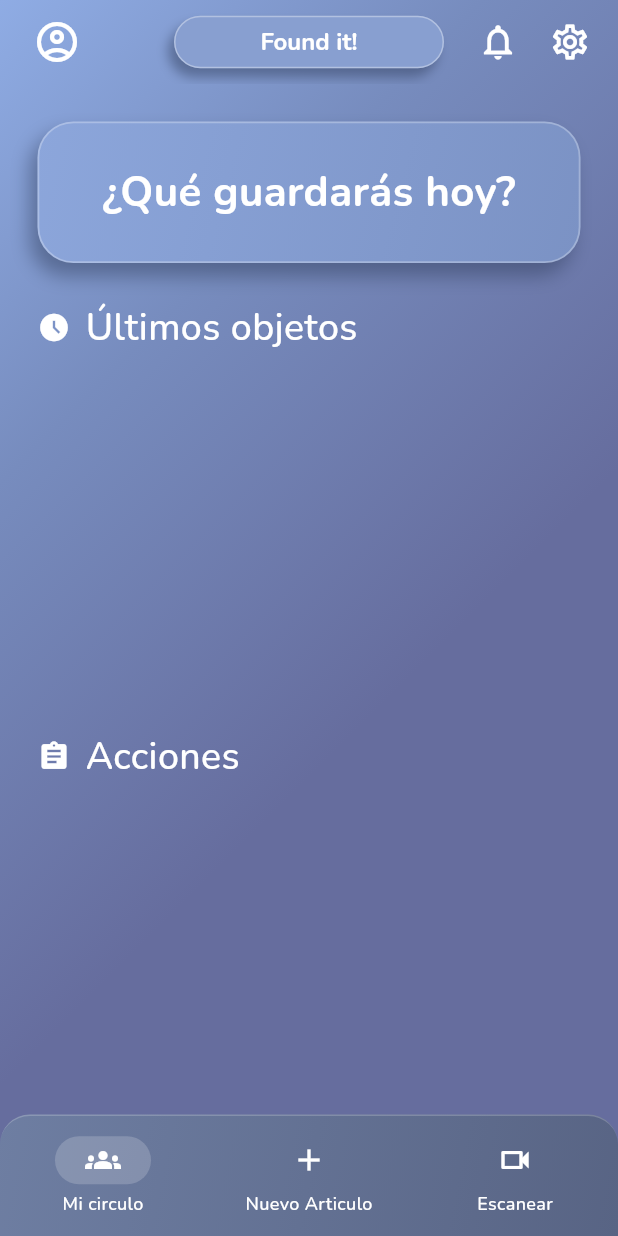
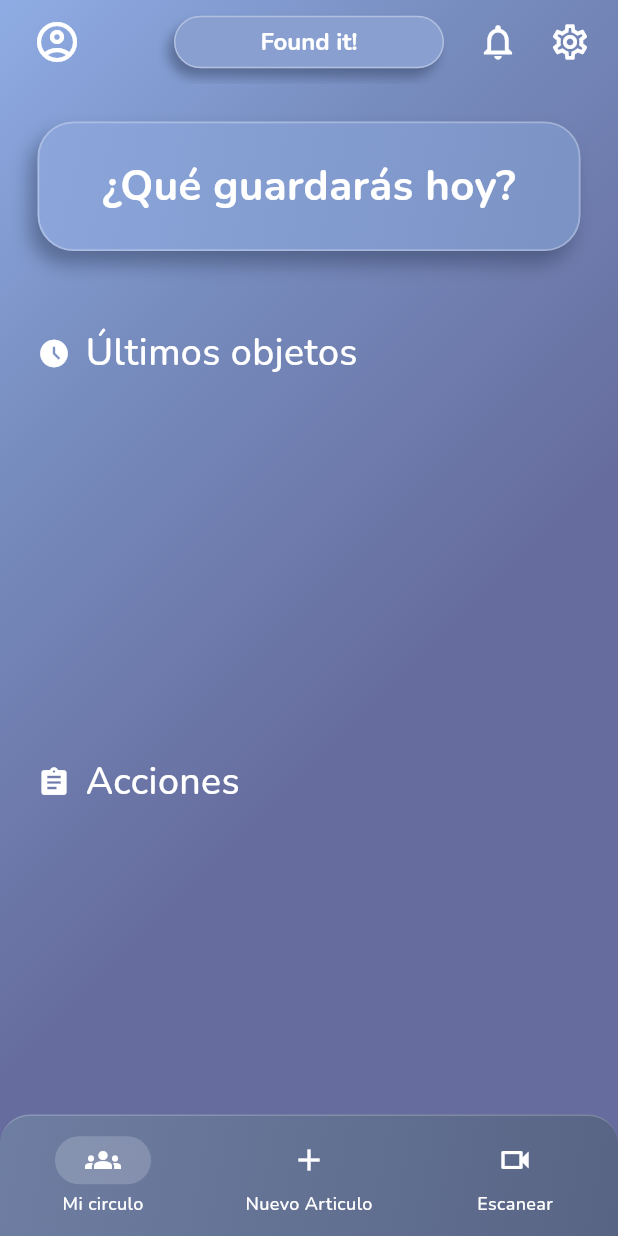
Before and after one commit to LuisSoria15/proyecto_final_flutter, a Flutter app: the screen it shows after launch, on a phone screen of 412 x 824 dp. Run offline on Flutter 3.47's test engine with Material 3 defaults, Android fonts, the phone set to English and light mode, and no system bars; missing offline and left inert: scaffold_gradient_background.

Commit message:
refactorización codigo
Refactorización de codigo para card de "¿qué guardaras hoy?" para meterlo dentro del container sin usar card y eliminar redundancia

```diff
--- a/lib/screens/main_screen.dart
+++ b/lib/screens/main_screen.dart
@@ -1,15 +1,20 @@
 import 'package:flutter/material.dart';
 
-class MainScreen extends StatelessWidget {
+class MainScreen extends StatefulWidget {
   const MainScreen({super.key});
 
   @override
+  State<MainScreen> createState() => _MainScreenState();
+}
+
+class _MainScreenState extends State<MainScreen> {
+  @override
   Widget build(BuildContext context) {
-    final Color capaMoradaFigma = const Color(0xFF9E7DFF).withValues(alpha: 0.25);
+    final Color capaMoradaFigma = const Color(0xFF9E7DFF)
+        .withValues(alpha: 0.25);
 
     return Container(
       decoration: BoxDecoration(
-
         gradient: LinearGradient(
           begin: Alignment.topLeft,
           stops: const [0.0, 0.39, 0.88],
@@ -28,17 +33,19 @@ class MainScreen extends StatelessWidget {
         body: ListView(
           children: [
             Padding(
-              padding: const EdgeInsets.only(left: 25, right: 25, top: 25),
+              padding: const EdgeInsets.symmetric(horizontal: 25, vertical: 25),
               child: Container(
                 //"¿Qué guardarás hoy?"
+                alignment: Alignment.center,
+                padding: const EdgeInsets.symmetric(
+                  vertical: 22.0,
+                  horizontal: 16.0,
+                ),
                 decoration: BoxDecoration(
                   gradient: const LinearGradient(
                     begin: Alignment.topLeft,
                     end: Alignment.bottomRight,
-                    colors: [
-                      Color(0xFF8CA6DB),
-                      Color(0xFF7B92C4),
-                    ],
+                    colors: [Color(0xFF8CA6DB), Color(0xFF7B92C4)],
                   ),
                   borderRadius: BorderRadius.circular(24.0),
                   border: Border.all(
@@ -53,27 +60,19 @@ class MainScreen extends StatelessWidget {
                     ),
                   ],
                 ),
-                child: const Card(
-                  elevation: 0,
-                  color: Colors.transparent,
-                  child: Center(
-                    child: Padding(
-                      padding: EdgeInsets.symmetric(vertical: 22.0, horizontal: 16.0),
-                      child: Text(
-                        "¿Qué guardarás hoy?",
-                        style: TextStyle(
-                          fontSize: 28,
-                          color: Colors.white,
-                          fontWeight: FontWeight.bold,
-                        ),
-                      ),
-                    ),
+                child: const Text(
+                  "¿Qué guardarás hoy?",
+                  style: TextStyle(
+                    fontSize: 28,
+                    color: Colors.white,
+                    fontWeight: FontWeight.bold,
                   ),
                 ),
               ),
             ),
+
             const Padding(
-              padding: EdgeInsets.all(25.0),
+              padding: EdgeInsets.symmetric(horizontal: 25, vertical: 25),
               child: Row(
                 children: [
                   Icon(Icons.access_time_filled, color: Colors.white, size: 22),
@@ -89,9 +88,11 @@ class MainScreen extends StatelessWidget {
                 ],
               ),
             ),
-            SizedBox(height: 200,),
+
+            SizedBox(height: 200),
+
             const Padding(
-              padding: EdgeInsets.all(25.0),
+              padding: EdgeInsets.symmetric(horizontal: 25, vertical: 25),
               child: Row(
                 children: [
                   Icon(Icons.assignment, color: Colors.white, size: 22),
@@ -126,10 +127,7 @@ class MainScreen extends StatelessWidget {
             gradient: const LinearGradient(
               begin: Alignment.topLeft,
               end: Alignment.bottomRight,
-              colors: [
-                Color(0xFF6E7EA2),
-                Color(0xFF586484),
-              ],
+              colors: [Color(0xFF6E7EA2), Color(0xFF586484)],
             ),
           ),
           child: NavigationBarTheme(
@@ -210,20 +208,32 @@ class MainScreen extends StatelessWidget {
         child: IconButton(
           padding: EdgeInsets.zero,
           onPressed: () {},
-          icon: const Icon(Icons.account_circle_outlined, size: 32, color: Colors.white),
+          icon: const Icon(
+            Icons.account_circle_outlined,
+            size: 32,
+            color: Colors.white,
+          ),
         ),
       ),
       leadingWidth: 60.0,
       actions: [
         IconButton(
           onPressed: () {},
-          icon: const Icon(Icons.notifications_none, size: 28.0, color: Colors.white),
+          icon: const Icon(
+            Icons.notifications_none,
+            size: 28.0,
+            color: Colors.white,
+          ),
         ),
         Padding(
           padding: const EdgeInsets.only(right: 8.0),
           child: IconButton(
             onPressed: () {},
-            icon: const Icon(Icons.settings_outlined, size: 28.0, color: Colors.white),
+            icon: const Icon(
+              Icons.settings_outlined,
+              size: 28.0,
+              color: Colors.white,
+            ),
           ),
         ),
       ],
```
